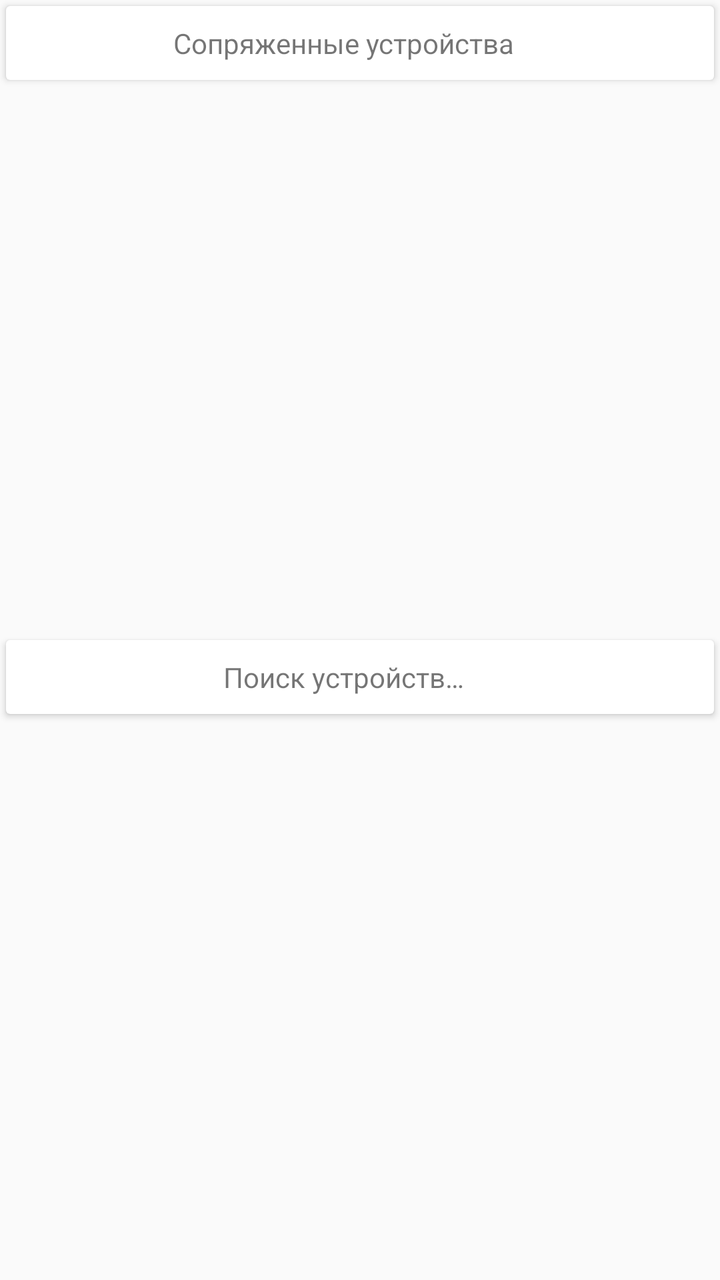
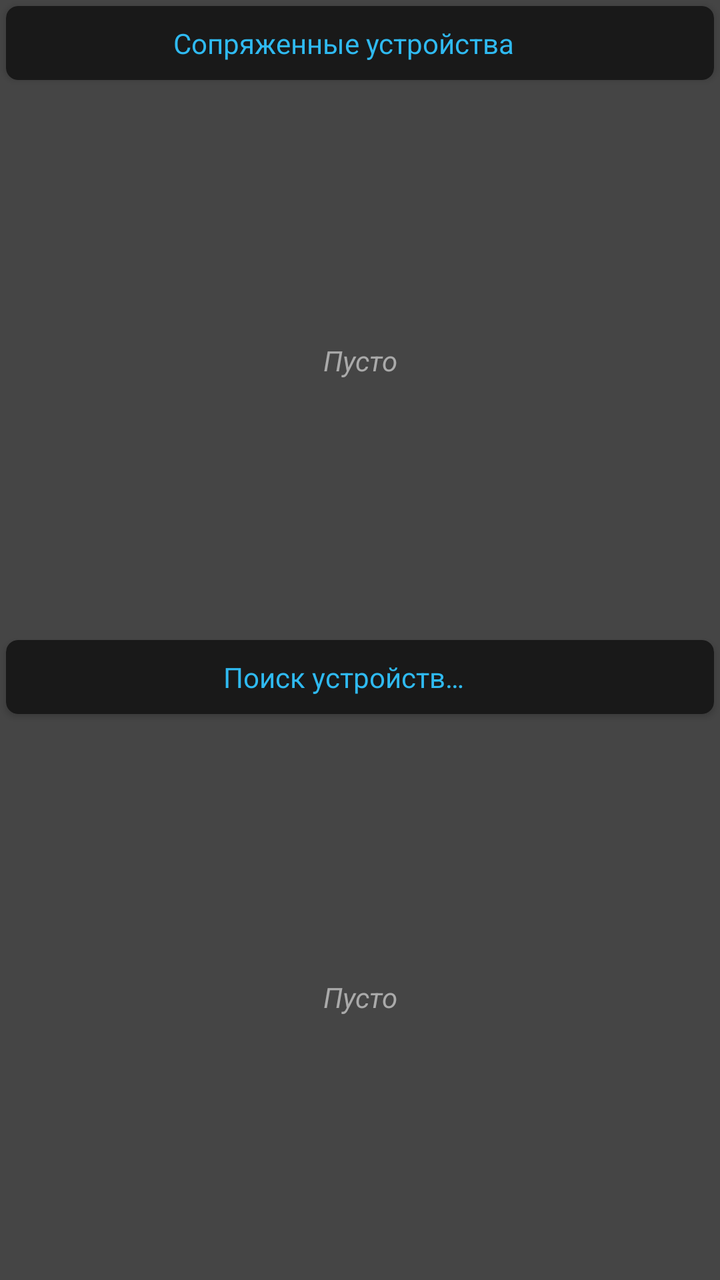

Two renders of the same Android screen: before a commit and after it. Below are the layout's source before the change and the commit's diff.
<!-- AndroidManifest.xml: another module's application theme Theme.MyApplication -->
<!-- res/layout/fragment_list.xml -->
<?xml version="1.0" encoding="utf-8"?>
<androidx.constraintlayout.widget.ConstraintLayout xmlns:android="http://schemas.android.com/apk/res/android"
    xmlns:app="http://schemas.android.com/apk/res-auto"
    xmlns:tools="http://schemas.android.com/tools"
    android:layout_width="match_parent"
    android:layout_height="match_parent">

    <androidx.recyclerview.widget.RecyclerView
        android:id="@+id/rcViewPaired"
        android:layout_width="0dp"
        android:layout_height="0dp"
        android:layout_marginTop="3dp"
        android:layout_marginBottom="3dp"
        app:layout_constraintBottom_toTopOf="@+id/cardView2"
        app:layout_constraintEnd_toEndOf="@+id/cardView"
        app:layout_constraintHorizontal_bias="0.0"
        app:layout_constraintStart_toStartOf="@+id/cardView"
        app:layout_constraintTop_toBottomOf="@+id/cardView"
        app:layout_constraintVertical_bias="0.0" />

    <androidx.cardview.widget.CardView
        android:id="@+id/cardView"
        android:layout_width="match_parent"
        android:layout_height="wrap_content"
        android:layout_marginStart="3dp"
        android:layout_marginTop="3dp"
        android:layout_marginEnd="3dp"
        app:layout_constraintEnd_toEndOf="parent"
        app:layout_constraintStart_toStartOf="parent"
        app:layout_constraintTop_toTopOf="parent">

        <LinearLayout
            android:layout_width="match_parent"
            android:layout_height="match_parent"
            android:gravity="center"
            android:orientation="horizontal">

            <TextView
                android:id="@+id/tvPaired"
                android:layout_width="wrap_content"
                android:layout_height="wrap_content"
                android:layout_marginTop="9dp"
                android:layout_marginEnd="16dp"
                android:layout_marginBottom="9dp"
                android:text="@string/paired_devices" />

            <ImageButton
                android:id="@+id/imBluetoothOn"
                android:layout_width="wrap_content"
                android:layout_height="wrap_content"
                android:background="@null"
                android:contentDescription="desc_bluetooth_search"
                app:srcCompat="@drawable/ic_bluetooth" />
        </LinearLayout>
    </androidx.cardview.widget.CardView>

    <androidx.cardview.widget.CardView
        android:id="@+id/cardView2"
        android:layout_width="match_parent"
        android:layout_height="wrap_content"
        android:layout_marginStart="3dp"
        android:layout_marginEnd="3dp"
        app:layout_constraintEnd_toEndOf="parent"
        app:layout_constraintStart_toStartOf="parent"
        app:layout_constraintTop_toTopOf="@+id/guideline">

        <LinearLayout
            android:layout_width="match_parent"
            android:layout_height="match_parent"
            android:gravity="center"
            android:orientation="horizontal">

            <TextView
                android:id="@+id/tvSearch"
                android:layout_width="wrap_content"
                android:layout_height="wrap_content"
                android:layout_marginTop="9dp"
                android:layout_marginEnd="16dp"
                android:layout_marginBottom="9dp"
                android:text="@string/search_devices" />

            <ImageButton
                android:id="@+id/imBluetoothSearch"
                android:layout_width="wrap_content"
                android:layout_height="wrap_content"
                android:background="@null"
                android:contentDescription="desc_bluetooth_search"
                app:srcCompat="@drawable/ic_search" />
        </LinearLayout>
    </androidx.cardview.widget.CardView>

    <androidx.constraintlayout.widget.Guideline
        android:id="@+id/guideline"
        android:layout_width="wrap_content"
        android:layout_height="wrap_content"
        android:orientation="horizontal"
        app:layout_constraintGuide_percent="0.5" />

    <androidx.recyclerview.widget.RecyclerView
        android:id="@+id/rcViewSearch"
        android:layout_width="0dp"
        android:layout_height="0dp"
        android:layout_marginTop="3dp"
        app:layout_constraintBottom_toBottomOf="parent"
        app:layout_constraintEnd_toEndOf="@+id/cardView"
        app:layout_constraintHorizontal_bias="1.0"
        app:layout_constraintStart_toStartOf="@+id/cardView2"
        app:layout_constraintTop_toBottomOf="@+id/cardView2"
        app:layout_constraintVertical_bias="1.0">

    </androidx.recyclerview.widget.RecyclerView>
</androidx.constraintlayout.widget.ConstraintLayout>
<!-- resources referenced by this layout -->
<resources>
  <!-- drawable ic_bluetooth (drawable) -->
  <vector xmlns:android="http://schemas.android.com/apk/res/android"
      android:width="24dp"
      android:height="24dp"
      android:viewportWidth="960"
      android:viewportHeight="960">
    <path
        android:pathData="M440,880v-304L256,760l-56,-56 224,-224 -224,-224 56,-56 184,184v-304h40l228,228 -172,172 172,172L480,880h-40ZM520,384 L596,308 520,234v150ZM520,726 L596,652 520,576v150Z"
        android:fillColor="@color/red"/>
  </vector>
  <!-- drawable ic_search (drawable) -->
  <vector xmlns:android="http://schemas.android.com/apk/res/android"
      android:width="24dp"
      android:height="24dp"
      android:viewportWidth="960"
      android:viewportHeight="960">
    <path
        android:pathData="M80,760v-80h400v80L80,760ZM80,560v-80h200v80L80,560ZM80,360v-80h200v80L80,360ZM824,760L670,606q-24,17 -52.5,25.5T560,640q-83,0 -141.5,-58.5T360,440q0,-83 58.5,-141.5T560,240q83,0 141.5,58.5T760,440q0,29 -8.5,57.5T726,550l154,154 -56,56ZM560,560q50,0 85,-35t35,-85q0,-50 -35,-85t-85,-35q-50,0 -85,35t-35,85q0,50 35,85t85,35Z"
        android:fillColor="@color/red"/>
  </vector>
  <string name="paired_devices">Сопряженные устройства</string>
  <string name="search_devices">Поиск устройств…</string>
  <style name="Theme.MyApplication" parent="android:Theme.Material.Light.NoActionBar" />
  <color name="red">#D16060</color>
</resources>

<!-- the commit's change to res/layout/fragment_list.xml (unified diff, before → after) -->
@@ -1,22 +1,9 @@
 <?xml version="1.0" encoding="utf-8"?>
 <androidx.constraintlayout.widget.ConstraintLayout xmlns:android="http://schemas.android.com/apk/res/android"
     xmlns:app="http://schemas.android.com/apk/res-auto"
-    xmlns:tools="http://schemas.android.com/tools"
     android:layout_width="match_parent"
-    android:layout_height="match_parent">
-
-    <androidx.recyclerview.widget.RecyclerView
-        android:id="@+id/rcViewPaired"
-        android:layout_width="0dp"
-        android:layout_height="0dp"
-        android:layout_marginTop="3dp"
-        android:layout_marginBottom="3dp"
-        app:layout_constraintBottom_toTopOf="@+id/cardView2"
-        app:layout_constraintEnd_toEndOf="@+id/cardView"
-        app:layout_constraintHorizontal_bias="0.0"
-        app:layout_constraintStart_toStartOf="@+id/cardView"
-        app:layout_constraintTop_toBottomOf="@+id/cardView"
-        app:layout_constraintVertical_bias="0.0" />
+    android:layout_height="match_parent"
+    android:background="#454545">
 
     <androidx.cardview.widget.CardView
         android:id="@+id/cardView"
@@ -25,6 +12,8 @@
         android:layout_marginStart="3dp"
         android:layout_marginTop="3dp"
         android:layout_marginEnd="3dp"
+        android:backgroundTint="#191919"
+        app:cardCornerRadius="6dp"
         app:layout_constraintEnd_toEndOf="parent"
         app:layout_constraintStart_toStartOf="parent"
         app:layout_constraintTop_toTopOf="parent">
@@ -42,15 +31,15 @@
                 android:layout_marginTop="9dp"
                 android:layout_marginEnd="16dp"
                 android:layout_marginBottom="9dp"
-                android:text="@string/paired_devices" />
+                android:text="@string/paired_devices"
+                android:textColor="@color/blue" />
 
             <ImageButton
                 android:id="@+id/imBluetoothOn"
                 android:layout_width="wrap_content"
                 android:layout_height="wrap_content"
                 android:background="@null"
-                android:contentDescription="desc_bluetooth_search"
-                app:srcCompat="@drawable/ic_bluetooth" />
+                app:srcCompat="@drawable/ic_bluetooth_on" />
         </LinearLayout>
     </androidx.cardview.widget.CardView>
 
@@ -60,9 +49,11 @@
         android:layout_height="wrap_content"
         android:layout_marginStart="3dp"
         android:layout_marginEnd="3dp"
+        android:backgroundTint="#191919"
+        app:cardCornerRadius="6dp"
         app:layout_constraintEnd_toEndOf="parent"
         app:layout_constraintStart_toStartOf="parent"
-        app:layout_constraintTop_toTopOf="@+id/guideline">
+        app:layout_constraintTop_toTopOf="@+id/guideline2">
 
         <LinearLayout
             android:layout_width="match_parent"
@@ -77,36 +68,77 @@
                 android:layout_marginTop="9dp"
                 android:layout_marginEnd="16dp"
                 android:layout_marginBottom="9dp"
-                android:text="@string/search_devices" />
+                android:text="@string/search_devices"
+                android:textColor="@color/blue" />
+
+            <ProgressBar
+                android:id="@+id/pbSearch"
+                style="?android:attr/progressBarStyle"
+                android:layout_width="20dp"
+                android:layout_height="20dp"
+                android:visibility="gone" />
 
             <ImageButton
                 android:id="@+id/imBluetoothSearch"
                 android:layout_width="wrap_content"
                 android:layout_height="wrap_content"
                 android:background="@null"
-                android:contentDescription="desc_bluetooth_search"
                 app:srcCompat="@drawable/ic_search" />
         </LinearLayout>
     </androidx.cardview.widget.CardView>
 
     <androidx.constraintlayout.widget.Guideline
-        android:id="@+id/guideline"
+        android:id="@+id/guideline2"
         android:layout_width="wrap_content"
         android:layout_height="wrap_content"
         android:orientation="horizontal"
         app:layout_constraintGuide_percent="0.5" />
 
     <androidx.recyclerview.widget.RecyclerView
+        android:id="@+id/rcViewPaired"
+        android:layout_width="0dp"
+        android:layout_height="0dp"
+        android:layout_marginTop="3dp"
+        android:layout_marginBottom="3dp"
+        app:layout_constraintBottom_toTopOf="@+id/guideline2"
+        app:layout_constraintEnd_toEndOf="@+id/cardView"
+        app:layout_constraintHorizontal_bias="0.0"
+        app:layout_constraintStart_toStartOf="@+id/cardView"
+        app:layout_constraintTop_toBottomOf="@+id/cardView"
+        app:layout_constraintVertical_bias="1.0" />
+
+    <androidx.recyclerview.widget.RecyclerView
         android:id="@+id/rcViewSearch"
         android:layout_width="0dp"
         android:layout_height="0dp"
         android:layout_marginTop="3dp"
+        android:layout_marginBottom="3dp"
         app:layout_constraintBottom_toBottomOf="parent"
-        app:layout_constraintEnd_toEndOf="@+id/cardView"
-        app:layout_constraintHorizontal_bias="1.0"
+        app:layout_constraintEnd_toEndOf="@+id/cardView2"
         app:layout_constraintStart_toStartOf="@+id/cardView2"
-        app:layout_constraintTop_toBottomOf="@+id/cardView2"
-        app:layout_constraintVertical_bias="1.0">
+        app:layout_constraintTop_toBottomOf="@+id/cardView2" />
 
-    </androidx.recyclerview.widget.RecyclerView>
+    <TextView
+        android:id="@+id/tvEmptyPaired"
+        android:layout_width="wrap_content"
+        android:layout_height="wrap_content"
+        android:text="@string/empty"
+        android:textColor="@color/white_dark"
+        android:textStyle="italic"
+        app:layout_constraintBottom_toTopOf="@+id/cardView2"
+        app:layout_constraintEnd_toEndOf="parent"
+        app:layout_constraintStart_toStartOf="parent"
+        app:layout_constraintTop_toBottomOf="@+id/cardView" />
+
+    <TextView
+        android:id="@+id/tvEmptySearch"
+        android:layout_width="wrap_content"
+        android:layout_height="wrap_content"
+        android:text="@string/empty"
+        android:textColor="@color/white_dark"
+        android:textStyle="italic"
+        app:layout_constraintBottom_toBottomOf="parent"
+        app:layout_constraintEnd_toEndOf="parent"
+        app:layout_constraintStart_toStartOf="parent"
+        app:layout_constraintTop_toBottomOf="@+id/cardView2" />
 </androidx.constraintlayout.widget.ConstraintLayout>
<!-- resource entries referenced after the edit -->
@@ -1,6 +1,8 @@
 <!-- resources referenced by this layout -->
 <resources>
-  <!-- drawable ic_bluetooth (drawable) -->
+  <color name="blue">#2FBAF1</color>
+  <color name="white_dark">#AAAAAA</color>
+  <!-- drawable ic_bluetooth_on (drawable) -->
   <vector xmlns:android="http://schemas.android.com/apk/res/android"
       android:width="24dp"
       android:height="24dp"
@@ -20,9 +22,10 @@
         android:pathData="M80,760v-80h400v80L80,760ZM80,560v-80h200v80L80,560ZM80,360v-80h200v80L80,360ZM824,760L670,606q-24,17 -52.5,25.5T560,640q-83,0 -141.5,-58.5T360,440q0,-83 58.5,-141.5T560,240q83,0 141.5,58.5T760,440q0,29 -8.5,57.5T726,550l154,154 -56,56ZM560,560q50,0 85,-35t35,-85q0,-50 -35,-85t-85,-35q-50,0 -85,35t-35,85q0,50 35,85t85,35Z"
         android:fillColor="@color/red"/>
   </vector>
+  <string name="empty">Пусто</string>
   <string name="paired_devices">Сопряженные устройства</string>
   <string name="search_devices">Поиск устройств…</string>
   <style name="Theme.MyApplication" parent="android:Theme.Material.Light.NoActionBar" />
-  <color name="red">#D16060</color>
+  <color name="red">#F12F2F</color>
 </resources>
 
